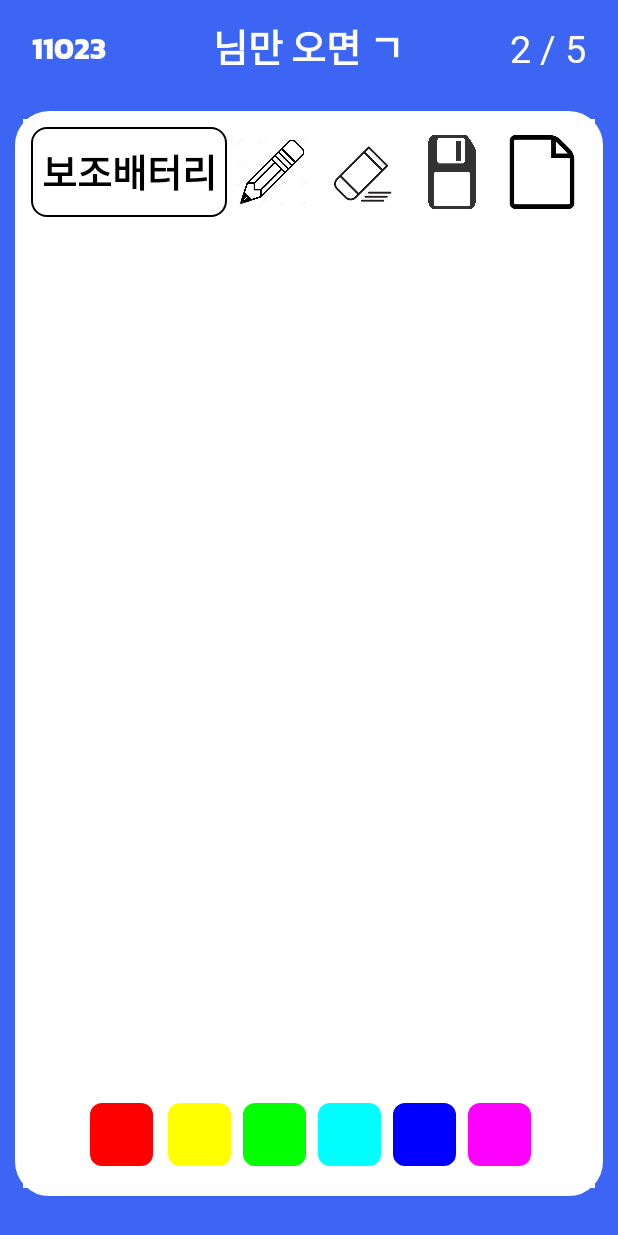
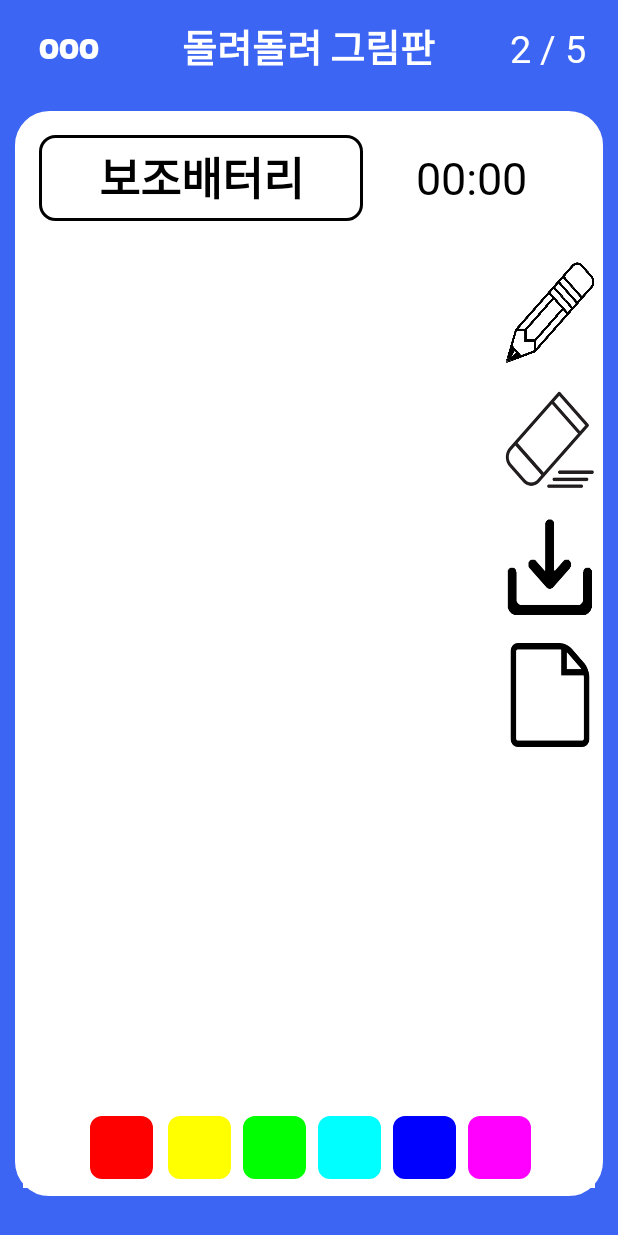
Before and after one commit to endeoddl19/drawing-board, an Android app: the MainActivity screen opened directly, with no data from a screen before it, on a phone screen of 412 x 824 dp. Run offline under Robolectric (Android 15) with nearby library versions, the light colour scheme and no system bars.

Commit message:
create 완료, room, roomuser 재구성중

```diff
--- a/Drawing_Board/app/src/main/java/com/example/drawing_board/CustomAdapter.java
+++ b/Drawing_Board/app/src/main/java/com/example/drawing_board/CustomAdapter.java
@@ -16,7 +16,6 @@ import java.util.ArrayList;
 public class CustomAdapter extends RecyclerView.Adapter<CustomAdapter.CustomViewHolder> {
 
     private ArrayList<Room> mList;
-
 
     public class CustomViewHolder extends RecyclerView.ViewHolder {
         protected TextView room_id,room_name,players;
@@ -49,6 +48,7 @@ public class CustomAdapter extends RecyclerView.Adapter<CustomAdapter.CustomView
     public void onBindViewHolder(@NonNull CustomViewHolder viewholder, int position) {
         long curplayer,maxplayer;
 
+        viewholder.room_id.setText(mList.get(position).getRoom_id());
         curplayer = mList.get(position).getcurPlayers();
         maxplayer = mList.get(position).getmaxPlayers();
         String str_players = curplayer + " / " + maxplayer;
--- a/Drawing_Board/app/src/main/java/com/example/drawing_board/MainActivity.java
+++ b/Drawing_Board/app/src/main/java/com/example/drawing_board/MainActivity.java
@@ -4,6 +4,7 @@ import androidx.appcompat.app.AlertDialog;
 import androidx.appcompat.app.AppCompatActivity;
 
 import android.content.DialogInterface;
+import android.content.Intent;
 import android.os.Bundle;
 import android.provider.MediaStore;
 import android.view.MenuItem;
@@ -20,6 +21,8 @@ public class MainActivity extends AppCompatActivity implements View.OnClickListe
     private ImageButton currPaint, pancel,clear,erase,save;
     private DrawingView drawView;
     private TextView word;
+    private String roomid;
+    private int turn,curplayers;
 
     @Override
     protected void onCreate(Bundle savedInstanceState) {
@@ -37,6 +40,11 @@ public class MainActivity extends AppCompatActivity implements View.OnClickListe
         clear.setOnClickListener(this);
         erase.setOnClickListener(this);
         save.setOnClickListener(this);
+
+        Intent intent = new Intent();
+        roomid = intent.getStringExtra("roomid");
+        curplayers = intent.getIntExtra("curplayers",1);
+        turn = 1;
     }
 
     public void paintClicked(View view){
--- a/Drawing_Board/app/src/main/res/drawable-v24/create_bound.xml
+++ b/Drawing_Board/app/src/main/res/drawable-v24/create_bound.xml
@@ -9,6 +9,8 @@
         />
     <stroke
         android:width="10dp"
-        android:color="#999999"
+        android:color="#3AA5E0"
         />
+    <solid
+        android:color="#FFFFFF"/>
 </shape>
--- a/Drawing_Board/app/src/main/res/drawable-v24/main_bound.xml
+++ b/Drawing_Board/app/src/main/res/drawable-v24/main_bound.xml
@@ -11,4 +11,6 @@
         android:width="15dp"
         android:color="#ffffff"
         />
+    <solid
+        android:color="#FFFFFF"/>
 </shape>
--- a/Drawing_Board/app/src/main/res/drawable-v24/roundbutton.xml
+++ b/Drawing_Board/app/src/main/res/drawable-v24/roundbutton.xml
@@ -8,7 +8,7 @@
         android:height="35dp"
         />
     <stroke
-        android:width="1dp"
+        android:width="2dp"
         android:color="#000000"
         />
 </shape>
--- a/Drawing_Board/app/src/main/res/layout/activity_main.xml
+++ b/Drawing_Board/app/src/main/res/layout/activity_main.xml
@@ -22,7 +22,7 @@
                 android:layout_width="0dp"
                 android:layout_height="match_parent"
                 android:layout_weight=".225"
-                android:text="11023"
+                android:text="000"
                 android:gravity="center"
                 android:textColor="#ffffff"
                 android:fontFamily="@font/kanit_bold"
@@ -33,7 +33,7 @@
                 android:layout_width="0dp"
                 android:layout_weight=".55"
                 android:layout_height="match_parent"
-                android:text="님만 오면 ㄱ"
+                android:text="돌려돌려 그림판"
                 android:gravity="center"
                 android:textColor="#ffffff"
                 android:fontFamily="@font/kanit_bold"
@@ -50,19 +50,21 @@
                 android:textColor="#ffffff"
                 android:textSize="25sp"/>
         </LinearLayout>
-        <LinearLayout
+        <RelativeLayout
             android:layout_width="match_parent"
             android:layout_height="0dp"
-            android:orientation="vertical"
             android:layout_weight=".9"
             android:padding="5dp"
             android:layout_margin="10dp"
             android:background="@drawable/main_bound"
             android:weightSum="1">
             <LinearLayout
+                android:id="@+id/uplayer"
                 android:layout_width="match_parent"
-                android:layout_height="0dp"
-                android:layout_weight=".1"
+                android:layout_height="wrap_content"
+                android:layout_alignParentTop="true"
+                android:layout_alignParentLeft="true"
+                android:layout_margin="5dp"
                 android:padding="5dp"
                 android:orientation="horizontal"
                 android:background="#ffffff"
@@ -72,56 +74,92 @@
                     android:id="@+id/word"
                     android:layout_width="0dp"
                     android:layout_height="match_parent"
-                    android:layout_weight=".4"
+                    android:layout_weight=".6"
                     android:text="보조배터리"
                     android:gravity="center"
                     android:padding="5dp"
                     android:textColor="#000000"
                     android:fontFamily="@font/kanit_bold"
-                    android:textSize="25sp"
+                    android:textSize="30sp"
                     android:background="@drawable/roundbutton"/>
+                <TextView
+                    android:id="@+id/timer"
+                    android:layout_width="0dp"
+                    android:layout_height="match_parent"
+                    android:text="00:00"
+                    android:textSize="30sp"
+                    android:gravity="center"
+                    android:textColor="#000000"
+                    android:fontFamily="@font/blackhansans_regular"
+                    android:layout_weight=".4"/>
+            </LinearLayout>
+            <LinearLayout
+                android:id="@+id/tools"
+                android:layout_width="60dp"
+                android:layout_height="340dp"
+                android:orientation="vertical"
+                android:layout_below="@id/uplayer"
+                android:layout_alignParentRight="true">
+                <Space
+                    android:layout_width="match_parent"
+                    android:layout_height="0dp"
+                    android:layout_weight=".05"/>
                 <ImageButton
                     android:id="@+id/pancel"
-                    android:layout_margin="5dp"
-                    android:layout_width="0dp"
-                    android:layout_height="match_parent"
-                    android:layout_weight=".15"
+                    android:layout_width="match_parent"
+                    android:layout_height="0dp"
+                    android:layout_weight=".2"
                     android:background="@drawable/pancel"/>
+                <Space
+                    android:layout_width="match_parent"
+                    android:layout_height="0dp"
+                    android:layout_weight=".05"/>
                 <ImageButton
                     android:id="@+id/eraser"
-                    android:layout_margin="5dp"
-                    android:layout_width="0dp"
-                    android:layout_height="match_parent"
-                    android:layout_weight=".15"
+                    android:layout_margintop="20dp"
+                    android:layout_width="match_parent"
+                    android:layout_height="0dp"
+                    android:layout_weight=".2"
                     android:background="@drawable/eraser"/>
+                <Space
+                    android:layout_width="match_parent"
+                    android:layout_height="0dp"
+                    android:layout_weight=".05"/>
                 <ImageButton
                     android:id="@+id/save"
-                    android:layout_margin="5dp"
-                    android:layout_width="0dp"
-                    android:layout_height="match_parent"
-                    android:layout_weight=".15"
+                    android:layout_margintop="20dp"
+                    android:layout_width="match_parent"
+                    android:layout_height="0dp"
+                    android:layout_weight=".2"
                     android:background="@drawable/save"/>
+                <Space
+                    android:layout_width="match_parent"
+                    android:layout_height="0dp"
+                    android:layout_weight=".05"/>
                 <ImageButton
                     android:id="@+id/clear"
-                    android:layout_margin="5dp"
-                    android:layout_width="0dp"
-                    android:layout_height="match_parent"
-                    android:layout_weight=".15"
+                    android:layout_margintop="20dp"
+                    android:layout_width="match_parent"
+                    android:layout_height="0dp"
+                    android:layout_weight=".2"
                     android:background="@drawable/clear"/>
             </LinearLayout>
             <com.example.drawing_board.DrawingView
                 android:id="@+id/drawing"
-                android:layout_width="match_parent"
-                android:layout_height="0dp"
-                android:layout_weight=".8"
-                android:background="#FFFFFF"/>
+                android:layout_width="wrap_content"
+                android:layout_height="wrap_content"
+                android:background="#FFFFFF"
+                android:layout_below="@id/uplayer"
+                android:layout_centerInParent="true"
+                android:layout_toLeftOf="@id/tools"
+                android:layout_above="@id/paint_colors"/>
             <LinearLayout
                 android:id="@+id/paint_colors"
                 android:layout_width="match_parent"
-                android:layout_height="0dp"
-                android:layout_weight=".1"
+                android:layout_height="wrap_content"
                 android:orientation="horizontal"
                 android:background="#ffffff"
+                android:layout_alignParentBottom="true"
                 android:gravity="center">
                 <ImageButton
                     android:onClick="paintClicked"
@@ -167,6 +205,6 @@
                     android:background="#FF00FF"
                     android:tag="#FF00FF"/>
             </LinearLayout>
-        </LinearLayout>
+        </RelativeLayout>
     </LinearLayout>
 </androidx.constraintlayout.widget.ConstraintLayout>
--- a/Drawing_Board/app/src/main/res/values/style.xml
+++ b/Drawing_Board/app/src/main/res/values/style.xml
@@ -1,7 +1,8 @@
 <?xml version="1.0" encoding="utf-8"?>
 <resources>
-    <style name="Transparent" parent="@style/Theme.AppCompat.NoActionBar">
-        <item name="windowNoTitle">false</item>
+    <style name="Transparent" parent="@style/Theme.AppCompat">
+        <item name="windowActionBar">false</item>
+        <item name="windowNoTitle">true</item>
         <!-- 투명정도를 나타내는 색-->
         <item name="android:windowBackground">@android:color/transparent</item>
         <item name="android:colorBackgroundCacheHint">@null</item>
```
Also changed, not shown: Drawing_Board/app/src/main/java/com/example/drawing_board/Create.java (+26 -21 lines), Drawing_Board/app/src/main/java/com/example/drawing_board/Menu.java (+8 -1 lines), Drawing_Board/app/src/main/java/com/example/drawing_board/Room.java (+12 -1 lines), Drawing_Board/app/src/main/res/layout/activity_create.xml (+12 -0 lines), Drawing_Board/app/src/main/res/layout/room_list.xml (+9 -16 lines), Drawing_Board/app/src/main/res/drawable-v24/eraser.png, Drawing_Board/app/src/main/res/drawable-v24/pancel.jpg, Drawing_Board/app/src/main/res/drawable-v24/save.jpeg (deleted), Drawing_Board/app/src/main/res/drawable-v24/save.png (added).
